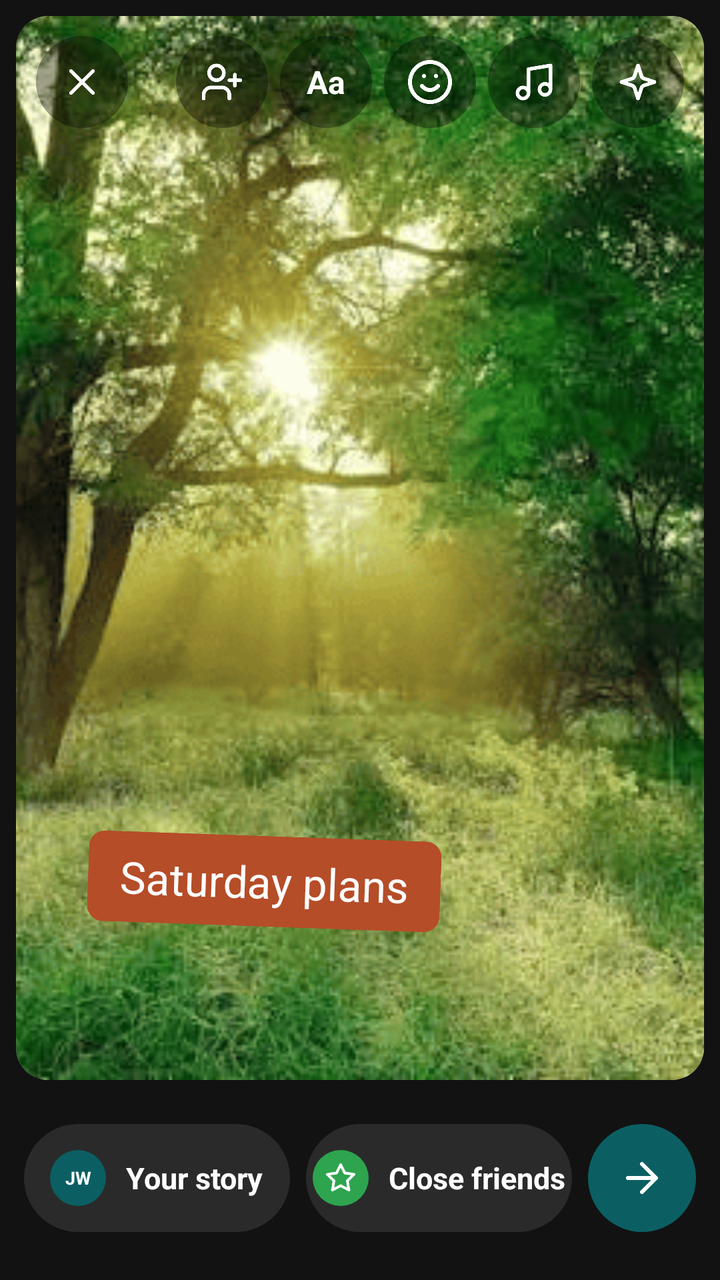
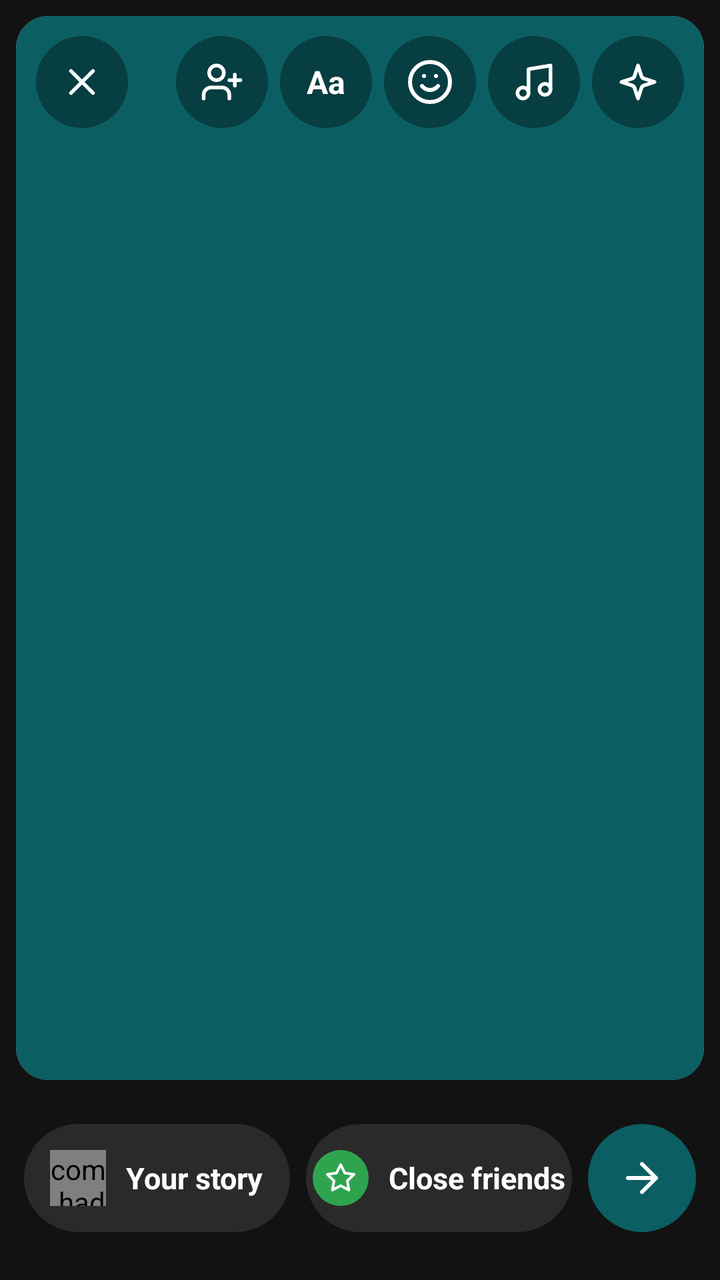

Screens rendered from an Android XML layout before and after an edit, with the pre-edit source and the edit as a unified diff.
<!-- AndroidManifest.xml: application theme Theme.SMD_Assignment1 -->
<!-- res/layout/story_editor_screen.xml -->
<?xml version="1.0" encoding="utf-8"?>
<RelativeLayout xmlns:android="http://schemas.android.com/apk/res/android"
    xmlns:app="http://schemas.android.com/apk/res-auto"
    android:layout_width="match_parent"
    android:layout_height="match_parent"
    android:background="@color/nearblack">

    <androidx.cardview.widget.CardView
        android:id="@+id/story_card"
        android:layout_width="match_parent"
        android:layout_height="match_parent"
        android:layout_marginStart="8dp"
        android:layout_marginEnd="8dp"
        android:layout_marginTop="8dp"
        android:layout_marginBottom="100dp"
        app:cardCornerRadius="16dp"
        app:cardElevation="0dp">

        <RelativeLayout
            android:layout_width="match_parent"
            android:layout_height="match_parent">

            <ImageView
                android:layout_width="match_parent"
                android:layout_height="match_parent"
                android:src="@drawable/extra5"
                android:scaleType="centerCrop"
                android:contentDescription="@string/story_image"/>

            <ImageView
                android:id="@+id/close_button"
                android:layout_width="46dp"
                android:layout_height="46dp"
                android:layout_alignParentStart="true"
                android:layout_alignParentTop="true"
                android:layout_marginStart="10dp"
                android:layout_marginTop="10dp"
                android:padding="12dp"
                android:src="@drawable/cancel_icon_white"
                android:background="@drawable/translucent_circle"
                android:contentDescription="@string/close_icon"/>

            <LinearLayout
                android:id="@+id/editor_tools"
                android:layout_width="wrap_content"
                android:layout_height="wrap_content"
                android:layout_alignParentEnd="true"
                android:layout_alignParentTop="true"
                android:layout_marginEnd="10dp"
                android:layout_marginTop="10dp"
                android:orientation="horizontal">

                <ImageView
        android:id="@+id/tool_tag"
                    android:layout_width="46dp"
                    android:layout_height="46dp"
                    android:padding="12dp"
                    android:src="@drawable/person_add_white"
                    android:background="@drawable/translucent_circle"
                    android:contentDescription="@string/tag_people_icon"/>

                <TextView
        android:id="@+id/tool_text"
                    android:layout_width="46dp"
                    android:layout_height="46dp"
                    android:layout_marginStart="6dp"
                    android:gravity="center"
                    android:text="@string/text_tool"
                    android:textColor="@color/white"
                    android:textStyle="bold"
                    android:textSize="16sp"
                    android:background="@drawable/translucent_circle"/>

                <ImageView
        android:id="@+id/tool_emoji"
                    android:layout_width="46dp"
                    android:layout_height="46dp"
                    android:layout_marginStart="6dp"
                    android:padding="11dp"
                    android:src="@drawable/emoji_icon_white"
                    android:background="@drawable/translucent_circle"
                    android:contentDescription="@string/emoji_icon"/>

                <ImageView
        android:id="@+id/tool_music"
                    android:layout_width="46dp"
                    android:layout_height="46dp"
                    android:layout_marginStart="6dp"
                    android:padding="12dp"
                    android:src="@drawable/music_icon"
                    android:background="@drawable/translucent_circle"
                    android:contentDescription="@string/music_icon"/>

                <ImageView
        android:id="@+id/tool_effects"
                    android:layout_width="46dp"
                    android:layout_height="46dp"
                    android:layout_marginStart="6dp"
                    android:padding="12dp"
                    android:src="@drawable/sparkle_icon"
                    android:background="@drawable/translucent_circle"
                    android:contentDescription="@string/effects_icon"/>

            </LinearLayout>

            <TextView
                android:id="@+id/saturday_label"
                android:layout_width="wrap_content"
                android:layout_height="wrap_content"
                android:layout_alignParentStart="true"
                android:layout_alignParentTop="true"
                android:layout_marginStart="36dp"
                android:layout_marginTop="410dp"
                android:paddingStart="16dp"
                android:paddingEnd="16dp"
                android:paddingTop="8dp"
                android:paddingBottom="8dp"
                android:rotation="2"
                android:background="@drawable/red_orange_label"
                android:text="@string/saturday_plans"
                android:textColor="@color/white"
                android:fontFamily="@font/logo_text_bold"
                android:textSize="22sp"/>

        </RelativeLayout>

    </androidx.cardview.widget.CardView>

    <LinearLayout
        android:id="@+id/share_bar"
        android:layout_width="match_parent"
        android:layout_height="54dp"
        android:layout_alignParentBottom="true"
        android:layout_marginStart="12dp"
        android:layout_marginEnd="12dp"
        android:layout_marginBottom="24dp"
        android:orientation="horizontal"
        android:gravity="center_vertical">

        <LinearLayout
        android:id="@+id/pill_your_story"
            android:layout_width="0dp"
            android:layout_height="match_parent"
            android:layout_weight="1"
            android:layout_marginEnd="8dp"
            android:orientation="horizontal"
            android:gravity="center"
            android:background="@drawable/dark_pill">

            <RelativeLayout
                android:layout_width="28dp"
                android:layout_height="28dp">

                <ImageView
                    android:layout_width="match_parent"
                    android:layout_height="match_parent"
                    android:src="@drawable/seagreen_oval"
                    android:contentDescription="@string/sea_green_default_profile_picture"/>

                <TextView
                    android:layout_width="match_parent"
                    android:layout_height="match_parent"
                    android:gravity="center"
                    android:text="@string/jw"
                    android:textColor="@color/white"
                    android:textStyle="bold"
                    android:textSize="9sp"/>

            </RelativeLayout>

            <TextView
                android:layout_width="wrap_content"
                android:layout_height="wrap_content"
                android:layout_marginStart="10dp"
                android:text="@string/your_story"
                android:textColor="@color/white"
                android:textStyle="bold"
                android:textSize="15sp"/>

        </LinearLayout>

        <LinearLayout
        android:id="@+id/pill_close_friends"
            android:layout_width="0dp"
            android:layout_height="match_parent"
            android:layout_weight="1"
            android:layout_marginEnd="8dp"
            android:orientation="horizontal"
            android:gravity="center"
            android:background="@drawable/dark_pill">

            <ImageView
                android:layout_width="28dp"
                android:layout_height="28dp"
                android:padding="6dp"
                android:src="@drawable/star_icon_white"
                android:background="@drawable/green_circle"
                android:contentDescription="@string/star_icon"/>

            <TextView
                android:layout_width="wrap_content"
                android:layout_height="wrap_content"
                android:layout_marginStart="10dp"
                android:text="@string/close_friends"
                android:textColor="@color/white"
                android:textStyle="bold"
                android:textSize="15sp"/>

        </LinearLayout>

        <ImageView
        android:id="@+id/btn_next"
            android:layout_width="54dp"
            android:layout_height="54dp"
            android:padding="15dp"
            android:src="@drawable/arrow_forward_white"
            android:background="@drawable/seagreen_circle"
            android:contentDescription="@string/next_arrow"/>

    </LinearLayout>

</RelativeLayout>
<!-- resources referenced by this layout -->
<resources>
  <color name="nearblack">#121212</color>
  <color name="white">#FFFFFFFF</color>
  <!-- drawable arrow_forward_white (drawable) -->
  <vector xmlns:android="http://schemas.android.com/apk/res/android"
      android:width="24dp"
      android:height="24dp"
      android:viewportWidth="24"
      android:viewportHeight="24">
    <path
        android:pathData="M5,12h14M12,5l7,7l-7,7"
        android:strokeLineJoin="round"
        android:strokeWidth="2"
        android:fillColor="#00000000"
        android:strokeColor="@color/white"
        android:strokeLineCap="round"/>
  </vector>
  <!-- drawable cancel_icon_white (drawable) -->
  <vector xmlns:android="http://schemas.android.com/apk/res/android"
      android:width="24dp"
      android:height="24dp"
      android:viewportWidth="24"
      android:viewportHeight="24">
    <path
        android:pathData="M18,6L6,18M6,6l12,12"
        android:strokeLineJoin="round"
        android:strokeWidth="2"
        android:fillColor="#00000000"
        android:strokeColor="@color/white"
        android:strokeLineCap="round"/>
  </vector>
  <!-- drawable dark_pill (drawable) -->
  <selector xmlns:android="http://schemas.android.com/apk/res/android">
  
      <item><shape>
  
          <solid android:color="@color/darkpill"/>
  
          <corners android:radius="30dp" />
  
  
      </shape></item>
  
  </selector>
  <!-- drawable extra5: png bitmap (drawable-nodpi, 164706 bytes) -->
  <!-- drawable green_circle (drawable) -->
  <shape xmlns:android="http://schemas.android.com/apk/res/android"
      android:shape="oval">
  
      <solid android:color="@color/lightgreen"/>
  
  </shape>
  <!-- drawable red_orange_label (drawable) -->
  <selector xmlns:android="http://schemas.android.com/apk/res/android">
  
      <item><shape>
  
          <solid android:color="@color/Red_Orange"/>
  
          <corners android:radius="8dp" />
  
  
      </shape></item>
  
  </selector>
  <!-- drawable seagreen_circle (drawable) -->
  <shape xmlns:android="http://schemas.android.com/apk/res/android"
      android:shape="oval">
  
      <solid android:color="@color/SeaGreen"/>
  
  </shape>
  <!-- drawable seagreen_oval (drawable) -->
  <shape xmlns:android="http://schemas.android.com/apk/res/android"
      android:shape="oval">
  
      <solid android:color="@color/SeaGreen"/>
  
  </shape>
  <!-- drawable translucent_circle (drawable) -->
  <shape xmlns:android="http://schemas.android.com/apk/res/android"
      android:shape="oval">
  
      <solid android:color="@color/transparentgray"/>
  
  </shape>
  <string name="close_friends">Close friends</string>
  <string name="close_icon">close icon</string>
  <string name="effects_icon">effects icon</string>
  <string name="emoji_icon">emoji icon</string>
  <string name="jw">JW</string>
  <string name="music_icon">music icon</string>
  <string name="next_arrow">next arrow</string>
  <string name="saturday_plans">Saturday plans</string>
  <string name="sea_green_default_profile_picture">Sea Green Default Profile Picture</string>
  <string name="star_icon">star icon</string>
  <string name="story_image">story image</string>
  <string name="tag_people_icon">tag people icon</string>
  <string name="text_tool">Aa</string>
  <string name="your_story">Your story</string>
  <style name="Theme.SMD_Assignment1" parent="Base.Theme.SMD_Assignment1" />
  <color name="darkpill">#2A2A2A</color>
  <color name="lightgreen">#2EA44F</color>
  <color name="Red_Orange">#B54D28</color>
  <color name="SeaGreen">#0B5F63</color>
  <color name="transparentgray">#59000000</color>
  <style name="Base.Theme.SMD_Assignment1" parent="Theme.AppCompat.Light.NoActionBar">
          
          
      </style>
  <!-- unchanged entries left out for length: 5 -->
</resources>

<!-- the commit's change to res/layout/story_editor_screen.xml (unified diff, before → after) -->
@@ -21,11 +21,19 @@
             android:layout_height="match_parent">
 
             <ImageView
+                android:id="@+id/storyImage"
                 android:layout_width="match_parent"
                 android:layout_height="match_parent"
-                android:src="@drawable/extra5"
+                android:background="@color/SeaGreen"
                 android:scaleType="centerCrop"
                 android:contentDescription="@string/story_image"/>
+
+            <VideoView
+                android:id="@+id/storyVideo"
+                android:layout_width="match_parent"
+                android:layout_height="match_parent"
+                android:layout_centerInParent="true"
+                android:visibility="gone"/>
 
             <ImageView
                 android:id="@+id/close_button"
@@ -111,6 +119,8 @@
                 android:layout_alignParentTop="true"
                 android:layout_marginStart="36dp"
                 android:layout_marginTop="410dp"
+                android:maxWidth="280dp"
+                android:visibility="gone"
                 android:paddingStart="16dp"
                 android:paddingEnd="16dp"
                 android:paddingTop="8dp"
@@ -147,26 +157,10 @@
             android:gravity="center"
             android:background="@drawable/dark_pill">
 
-            <RelativeLayout
+            <com.hadisaleemi.i221043.ui.AvatarView
+                android:id="@+id/myAvatar"
                 android:layout_width="28dp"
-                android:layout_height="28dp">
-
-                <ImageView
-                    android:layout_width="match_parent"
-                    android:layout_height="match_parent"
-                    android:src="@drawable/seagreen_oval"
-                    android:contentDescription="@string/sea_green_default_profile_picture"/>
-
-                <TextView
-                    android:layout_width="match_parent"
-                    android:layout_height="match_parent"
-                    android:gravity="center"
-                    android:text="@string/jw"
-                    android:textColor="@color/white"
-                    android:textStyle="bold"
-                    android:textSize="9sp"/>
-
-            </RelativeLayout>
+                android:layout_height="28dp"/>
 
             <TextView
                 android:layout_width="wrap_content"
@@ -219,4 +213,12 @@
 
     </LinearLayout>
 
+    <ProgressBar
+        android:id="@+id/progress"
+        android:layout_width="48dp"
+        android:layout_height="48dp"
+        android:layout_centerInParent="true"
+        android:indeterminateTint="@color/white"
+        android:visibility="gone" />
+
 </RelativeLayout>
<!-- resource entries referenced after the edit -->
@@ -43,7 +43,6 @@
       </shape></item>
   
   </selector>
-  <!-- drawable extra5: png bitmap (drawable-nodpi, 164706 bytes) -->
   <!-- drawable green_circle (drawable) -->
   <shape xmlns:android="http://schemas.android.com/apk/res/android"
       android:shape="oval">
@@ -71,13 +70,6 @@
       <solid android:color="@color/SeaGreen"/>
   
   </shape>
-  <!-- drawable seagreen_oval (drawable) -->
-  <shape xmlns:android="http://schemas.android.com/apk/res/android"
-      android:shape="oval">
-  
-      <solid android:color="@color/SeaGreen"/>
-  
-  </shape>
   <!-- drawable translucent_circle (drawable) -->
   <shape xmlns:android="http://schemas.android.com/apk/res/android"
       android:shape="oval">
@@ -89,11 +81,9 @@
   <string name="close_icon">close icon</string>
   <string name="effects_icon">effects icon</string>
   <string name="emoji_icon">emoji icon</string>
-  <string name="jw">JW</string>
   <string name="music_icon">music icon</string>
   <string name="next_arrow">next arrow</string>
   <string name="saturday_plans">Saturday plans</string>
-  <string name="sea_green_default_profile_picture">Sea Green Default Profile Picture</string>
   <string name="star_icon">star icon</string>
   <string name="story_image">story image</string>
   <string name="tag_people_icon">tag people icon</string>
